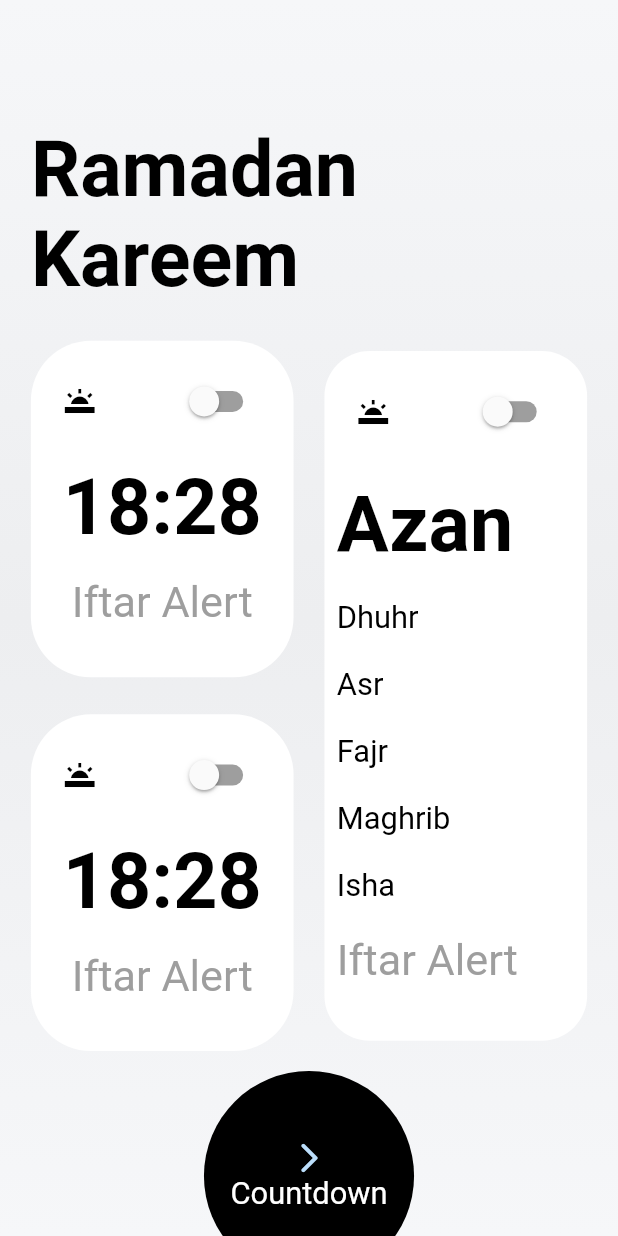
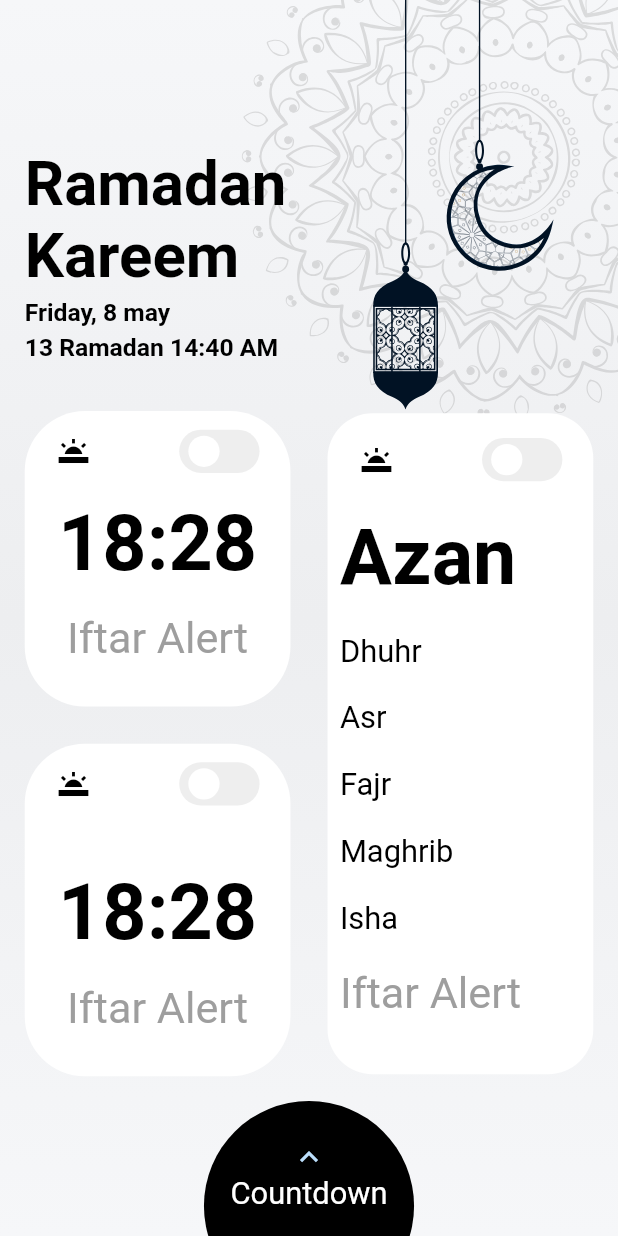
Before and after one commit to karim-muhamed/ramadan_app, a Flutter app: the HomeScreen screen opened directly, on a phone screen of 412 x 824 dp. Run offline on Flutter 3.47's test engine with Material 2 defaults, Android fonts, the light colour scheme and no system bars; drawn by our look-alikes of flutter_switch; our stand-ins replace flutter_svg, step_progress_indicator.

Commit message:
ui update

```diff
--- a/lib/main.dart
+++ b/lib/main.dart
@@ -1,4 +1,5 @@
 import 'package:flutter/material.dart';
+import 'package:ramadan_app/screens/countdown_screen.dart';
 import 'package:ramadan_app/screens/home_screen.dart';
 
 void main() {
@@ -15,7 +16,7 @@ class MyApp extends StatelessWidget {
       // theme: ThemeData(
       //   primarySwatch: Colors.blue,
       // ),
-      home: HomeScreen(),
+      home: CountDownScreen(),
     );
   }
 }
--- a/lib/screens/home_screen.dart
+++ b/lib/screens/home_screen.dart
@@ -1,4 +1,6 @@
 import 'package:flutter/material.dart';
+import 'package:flutter_svg/flutter_svg.dart';
+import 'package:flutter_switch/flutter_switch.dart';
 
 class HomeScreen extends StatefulWidget {
   @override
@@ -6,7 +8,9 @@ class HomeScreen extends StatefulWidget {
 }
 
 class _HomeScreenState extends State<HomeScreen> {
-  bool play = false;
+  bool play1 = false;
+  bool play2 = false;
+  bool play3 = false;
 
   @override
   Widget build(BuildContext context) {
@@ -26,18 +30,47 @@ class _HomeScreenState extends State<HomeScreen> {
         backgroundColor: Colors.transparent,
         body: Stack(
           children: [
+            Positioned(
+                top: -120,
+                left: 110,
+                child: SvgPicture.asset('images/ground.svg',
+                    color: Color(0xFF999999))),
+            Positioned(
+                top: -10,
+                right: 40,
+                child: SvgPicture.asset(
+                  'images/moon.svg',
+                )),
+            Positioned(
+                top: -30,
+                right: 120,
+                child: SvgPicture.asset(
+                  'images/lamb.svg',
+                )),
             Padding(
-              padding: EdgeInsets.symmetric(horizontal: size.width * 0.05),
+              padding: EdgeInsets.symmetric(horizontal: size.width * 0.04),
               child: Column(
                 crossAxisAlignment: CrossAxisAlignment.start,
                 children: [
-                  SizedBox(height: size.height * 0.1),
+                  SizedBox(height: size.height * 0.12),
                   Text("Ramadan\nKareem",
                       style: TextStyle(
                           color: Colors.black,
-                          fontSize: size.width * 0.125,
+                          fontSize: size.width * 0.1,
                           fontWeight: FontWeight.bold)),
-                  SizedBox(height: size.height * 0.03),
+                  SizedBox(height: size.height * 0.005),
+                  Text("Friday, 8 may",
+                      style: TextStyle(
+                          color: Colors.black,
+                          fontSize: size.width * 0.04,
+                          fontWeight: FontWeight.bold)),
+                  SizedBox(height: size.height * 0.005),
+                  Text("13 Ramadan 14:40 AM",
+                      style: TextStyle(
+                          color: Colors.black,
+                          fontSize: size.width * 0.04,
+                          fontWeight: FontWeight.bold)),
+                  SizedBox(height: size.height * 0.04),
                   Row(
                     children: [
                       Expanded(
@@ -45,10 +78,9 @@ class _HomeScreenState extends State<HomeScreen> {
                           crossAxisAlignment: CrossAxisAlignment.start,
                           children: [
                             Container(
-                              width: size.width * 0.45,
                               padding: EdgeInsets.symmetric(
                                   horizontal: size.width * 0.02,
-                                  vertical: size.height * 0.02),
+                                  vertical: size.height * 0.015),
                               decoration: BoxDecoration(
                                   color: Colors.white,
                                   borderRadius: BorderRadius.circular(40.0)),
@@ -63,14 +95,18 @@ class _HomeScreenState extends State<HomeScreen> {
                                       children: [
                                         Icon(Icons.wb_twighlight,
                                             color: Colors.black),
-                                        Switch(
+                                        FlutterSwitch(
+                                          width: size.width * 0.13,
+                                          height: size.height * 0.035,
                                           activeColor: Colors.black,
-                                          inactiveTrackColor: Colors.grey,
-                                          onChanged: (bool whenChanged) {
-                                            play = whenChanged;
+                                          inactiveColor: Colors.grey.shade200,
+                                          value: play1,
+                                          onToggle: (value) {
+                                            setState(() {
+                                              play1 = value;
+                                            });
                                           },
-                                          value: play,
-                                        )
+                                        ),
                                       ],
                                     ),
                                   ),
@@ -92,10 +128,9 @@ class _HomeScreenState extends State<HomeScreen> {
                             ),
                             SizedBox(height: size.height * 0.03),
                             Container(
-                              width: size.width * 0.45,
                               padding: EdgeInsets.symmetric(
                                   horizontal: size.width * 0.02,
-                                  vertical: size.height * 0.02),
+                                  vertical: size.height * 0.015),
                               decoration: BoxDecoration(
                                   color: Colors.white,
                                   borderRadius: BorderRadius.circular(40.0)),
@@ -110,18 +145,22 @@ class _HomeScreenState extends State<HomeScreen> {
                                       children: [
                                         Icon(Icons.wb_twighlight,
                                             color: Colors.black),
-                                        Switch(
+                                        FlutterSwitch(
+                                          width: size.width * 0.13,
+                                          height: size.height * 0.035,
                                           activeColor: Colors.black,
-                                          inactiveTrackColor: Colors.grey,
-                                          onChanged: (bool whenChanged) {
-                                            play = whenChanged;
+                                          inactiveColor: Colors.grey.shade200,
+                                          value: play2,
+                                          onToggle: (value) {
+                                            setState(() {
+                                              play2 = value;
+                                            });
                                           },
-                                          value: play,
-                                        )
+                                        ),
                                       ],
                                     ),
                                   ),
-                                  SizedBox(height: size.height * 0.02),
+                                  SizedBox(height: size.height * 0.05),
                                   Text("18:28",
                                       style: TextStyle(
                                           color: Colors.black,
@@ -140,10 +179,9 @@ class _HomeScreenState extends State<HomeScreen> {
                           ],
                         ),
                       ),
-                      SizedBox(width: size.width * 0.05),
+                      SizedBox(width: size.width * 0.06),
                       Expanded(
                         child: Container(
-                          width: size.width * 0.45,
                           padding: EdgeInsets.symmetric(
                               horizontal: size.width * 0.02,
                               vertical: size.height * 0.02),
@@ -162,14 +200,18 @@ class _HomeScreenState extends State<HomeScreen> {
                                   children: [
                                     Icon(Icons.wb_twighlight,
                                         color: Colors.black),
-                                    Switch(
+                                    FlutterSwitch(
+                                      width: size.width * 0.13,
+                                      height: size.height * 0.035,
                                       activeColor: Colors.black,
-                                      inactiveTrackColor: Colors.grey,
-                                      onChanged: (bool whenChanged) {
-                                        play = whenChanged;
+                                      inactiveColor: Colors.grey.shade200,
+                                      value: play3,
+                                      onToggle: (value) {
+                                        setState(() {
+                                          play3 = value;
+                                        });
                                       },
-                                      value: play,
-                                    )
+                                    ),
                                   ],
                                 ),
                               ),
@@ -225,24 +267,31 @@ class _HomeScreenState extends State<HomeScreen> {
                 ],
               ),
             ),
-            SizedBox(height: size.height * 0.02),
             Positioned(
-              bottom: -30,
-              left: 100,
-              right: 100,
+              bottom: -50,
+              left: 0,
+              right: 0,
+              child: GestureDetector(
+                onTap: (){
+                  Navigator.push(context, MaterialPageRoute(builder: (context){
+                    return ;
+                  }));
+                },
                 child: CircleAvatar(
                   radius: size.width * 0.17,
                   backgroundColor: Colors.black,
                   child: Column(
                     mainAxisAlignment: MainAxisAlignment.center,
                     children: [
-                    Icon(Icons.arrow_forward_ios_rounded),
+                      Icon(Icons.keyboard_arrow_up),
                       Text("Countdown",
                           style: TextStyle(
                             color: Colors.white,
                             fontSize: size.width * 0.05,
                           )),
+                      SizedBox(height: size.height * 0.05),
                     ],
+                  ),
                 ),
               ),
             )
--- a/pubspec.yaml
+++ b/pubspec.yaml
@@ -28,6 +28,9 @@ dependencies:
   # The following adds the Cupertino Icons font to your application.
   # Use with the CupertinoIcons class for iOS style icons.
   cupertino_icons: ^1.0.0
+  flutter_svg: ^0.21.0
+  flutter_switch: ^0.3.0
+  step_progress_indicator: ^0.2.5+8
 
 dev_dependencies:
   flutter_test:
```
Also changed, not shown: lib/screens/countdown_screen.dart (added, +198 -0 lines), images/ground.svg (added), images/helel.png (deleted), images/lamb.svg (added), images/moon.svg (added), pubspec.lock, 1 other file. Lines whose indentation alone changed are shown as unchanged.
